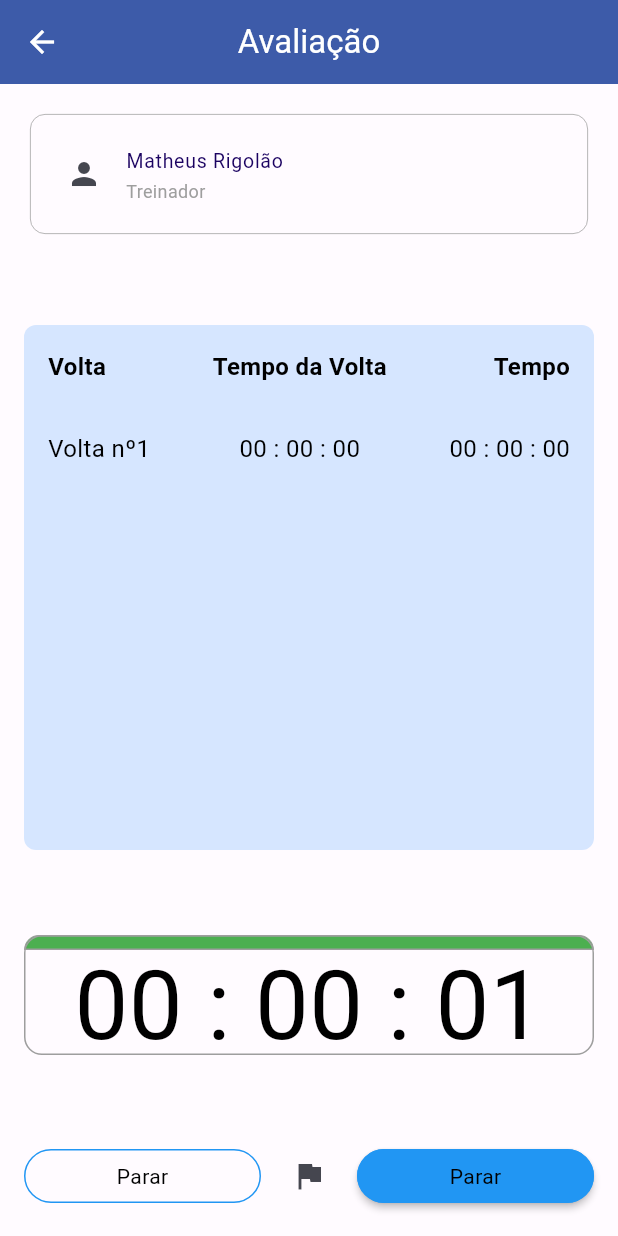
After one commit to Rigolao/Desafio_Natacao, a Flutter app: the CronometroContent screen opened by its route, item 2 of the bottom bar chosen, after a tap on "Começar", on a phone screen of 412 x 824 dp. The commit adds this screen. Run offline on Flutter 3.47's test engine with Material 2 defaults, Android fonts, the phone set to English and light mode, and no system bars.

Commit message:
Feat: nova tela de cronometro

```diff
--- /dev/null
+++ b/lib/cronometro/cronometro_content.dart
@@ -0,0 +1,250 @@
+import 'dart:async';
+
+import 'package:desafio_6_etapa/shared/person_card.dart';
+import 'package:desafio_6_etapa/theme/theme.g.dart';
+import 'package:flutter/material.dart';
+
+class CronometroContent extends StatefulWidget {
+  const CronometroContent({super.key});
+
+  @override
+  State<CronometroContent> createState() => _CronometroContentState();
+}
+
+class _CronometroContentState extends State<CronometroContent> {
+  int segundos = 0, minutos = 0, horas = 0;
+  String digitoSegundos = "00", digitoMinutos = "00", digitoHoras = "00";
+  Timer? timer;
+  bool comecar = false;
+  List intervalos = [];
+
+  //controles
+
+  void parar() {
+    timer!.cancel();
+    setState(() {
+      comecar = false;
+    });
+  }
+
+  void reset() {
+    timer!.cancel();
+    setState(() {
+      segundos = 0;
+      minutos = 0;
+      horas = 0;
+
+      digitoSegundos = "00";
+      digitoMinutos = "00";
+      digitoHoras = "00";
+
+      comecar = false;
+
+      intervalos = [];
+    });
+  }
+
+  void addIntervalos() {
+    setState(() {
+      intervalos.add("$digitoHoras : $digitoMinutos : $digitoSegundos");
+    });
+  }
+
+  void start() {
+    comecar = true;
+    timer = Timer.periodic(Duration(seconds: 1), (timer) {
+      setState(() {
+        segundos++;
+        if (segundos == 60) {
+          segundos = 0;
+          minutos++;
+        }
+        if (minutos == 60) {
+          minutos = 0;
+          horas++;
+        }
+
+        if (segundos < 10) {
+          digitoSegundos = "0$segundos";
+        } else {
+          digitoSegundos = "$segundos";
+        }
+
+        if (minutos < 10) {
+          digitoMinutos = "0$minutos";
+        } else {
+          digitoMinutos = "$minutos";
+        }
+
+        if (horas < 10) {
+          digitoHoras = "0$horas";
+        } else {
+          digitoHoras = "$horas";
+        }
+      });
+    });
+  }
+
+  @override
+  Widget build(BuildContext context) {
+    return Scaffold(
+        appBar: AppBar(
+          iconTheme: const IconThemeData(color: Colors.white),
+          title: const Text(
+            'Avaliação',
+            style: TextStyle(color: Colors.white),
+          ),
+          centerTitle: true,
+          backgroundColor: lightColorScheme.primary,
+        ),
+        body: SafeArea(
+            child: Padding(
+          padding: const EdgeInsets.all(16.0),
+          child: Column(
+              mainAxisAlignment: MainAxisAlignment.spaceBetween,
+              crossAxisAlignment: CrossAxisAlignment.center,
+              children: [
+                const PersonCard(rating: false),
+                Container(
+                  height: 350.0,
+                  decoration: BoxDecoration(
+                    color: const Color(0xFFD6E6FF),
+                    borderRadius: BorderRadius.circular(8.0),
+                  ),
+                  child: Column(
+                    crossAxisAlignment: CrossAxisAlignment.start, // Alinhar à esquerda
+                    children: [
+                      Padding(
+                        padding: const EdgeInsets.all(16.0),
+                        child: Row(
+                          mainAxisAlignment: MainAxisAlignment.spaceBetween,
+                          children: [
+                            Text(
+                              "Volta",
+                              style: TextStyle(
+                                color: Colors.black,
+                                fontSize: 16.0,
+                                fontWeight: FontWeight.bold, // Negrito para o rótulo "Volta"
+                              ),
+                            ),
+                            Text(
+                              "Tempo da Volta",
+                              style: TextStyle(
+                                color: Colors.black,
+                                fontSize: 16.0,
+                                fontWeight: FontWeight.bold, // Negrito para o rótulo "Tempo da Volta"
+                              ),
+                            ),
+                            Text(
+                              "Tempo",
+                              style: TextStyle(
+                                color: Colors.black,
+                                fontSize: 16.0,
+                                fontWeight: FontWeight.bold, // Negrito para o rótulo "Tempo da Volta"
+                              ),
+                            ),
+                          ],
+                        ),
+                      ),
+                      Expanded(
+                        child: ListView.builder(
+                          itemCount: intervalos.length,
+                          itemBuilder: (context, index) {
+                            return Padding(
+                              padding: const EdgeInsets.all(16.0),
+                              child: Row(
+                                mainAxisAlignment: MainAxisAlignment.spaceBetween,
+                                children: [
+                                  Text(
+                                    "Volta nº${index + 1}",
+                                    style: TextStyle(
+                                      color: Colors.black,
+                                      fontSize: 16.0,
+                                    ),
+                                  ),
+                                  Text(
+                                    "${intervalos[index]}",
+                                    style: TextStyle(
+                                      color: Colors.black,
+                                      fontSize: 16.0,
+                                    ),
+                                  ),
+                                  Text(
+                                    "${intervalos[index]}",
+                                    style: TextStyle(
+                                      color: Colors.black,
+                                      fontSize: 16.0,
+                                    ),
+                                  ),
+                                ],
+                              ),
+                            );
+                          },
+                        ),
+                      ),
+                    ],
+                  ),
+                ),
+                Stack(children: [
+                  Container(
+                    height: 10.0,
+                    decoration: BoxDecoration(
+                      color: Colors.green,
+                      border: Border.all(color: Colors.grey, width: 1.0),
+                      borderRadius: BorderRadius.only(
+                          topLeft: Radius.circular(12.0),
+                          topRight: Radius.circular(12.0)),
+                    ),
+                  ),
+                  Container(
+                    height: 80.0,
+                    decoration: BoxDecoration(
+                      border: Border.all(color: Colors.grey, width: 1.0),
+                      borderRadius: BorderRadius.circular(12.0),
+                    ),
+                    child: Center(
+                        child: Text(
+                      "$digitoHoras : $digitoMinutos : $digitoSegundos",
+                      style: TextStyle(
+                        fontSize: 64.0,
+                        fontWeight: FontWeight.w400,
+                        color: Colors.black,
+                      ),
+                    )),
+                  ),
+                ]),
+                Row(
+                  mainAxisAlignment: MainAxisAlignment.spaceBetween,
+                  children: [
+                    Expanded(
+                        child: RawMaterialButton(
+                            onPressed: () {
+                              (!comecar) ? start() : parar();
+                            },
+                            shape: const StadiumBorder(
+                              side: BorderSide(color: Colors.blue),
+                            ),
+                            child: Text((!comecar) ? "Começar" : "Parar",
+                                style: TextStyle(color: Colors.black)))),
+                    SizedBox(width: 8.0),
+                    IconButton(onPressed: () {
+                      addIntervalos();
+                    }, icon: Icon(Icons.flag)),
+                    SizedBox(width: 8.0),
+                    Expanded(
+                        child: RawMaterialButton(
+                            onPressed: () {
+                              reset();
+                            },
+                            fillColor: Colors.blue,
+                            shape: const StadiumBorder(
+                              side: BorderSide(color: Colors.blue),
+                            ),
+                            child: Text("Parar",
+                                style: TextStyle(color: Colors.black))))
+                  ],
+                ),
+              ]),
+        )));
+  }
+}
--- /dev/null
+++ b/lib/cronometro/cronometro_controller.dart
@@ -0,0 +1,4 @@
+import 'package:flutter/cupertino.dart';
+
+class CronometroController extends ChangeNotifier {
+}
--- a/lib/main.dart
+++ b/lib/main.dart
@@ -1,3 +1,5 @@
+import 'package:desafio_6_etapa/atletas_treino/atletas_treino_content.dart';
+import 'package:desafio_6_etapa/cronometro/cronometro_content.dart';
 import 'package:desafio_6_etapa/login/login_content.dart';
 import 'package:desafio_6_etapa/theme/theme.g.dart';
 import 'package:desafio_6_etapa/treino/treino_content.dart';
@@ -32,7 +34,8 @@ class MyApp extends StatelessWidget {
       routes: {
         '/login': (context) => const LoginContent(),
         '/home': (context) => const HomeContent(),
-        '/treino': (context) => const TreinoContent(),
+        '/treino': (context) => const AtletaTreinoContent(),
+        '/nova': (context) => const CronometroContent(),
       }
     );
   }
--- a/lib/treino/treino_controller.dart
+++ b/lib/treino/treino_controller.dart
@@ -9,6 +9,6 @@ class TreinoController extends ChangeNotifier {
     TreinoState get _state => state;
 
     void participar(BuildContext context) {
-        Navigator.of(context).pushReplacementNamed('/treino');
+        Navigator.of(context).pushNamed('/nova');
     }
 }
```
